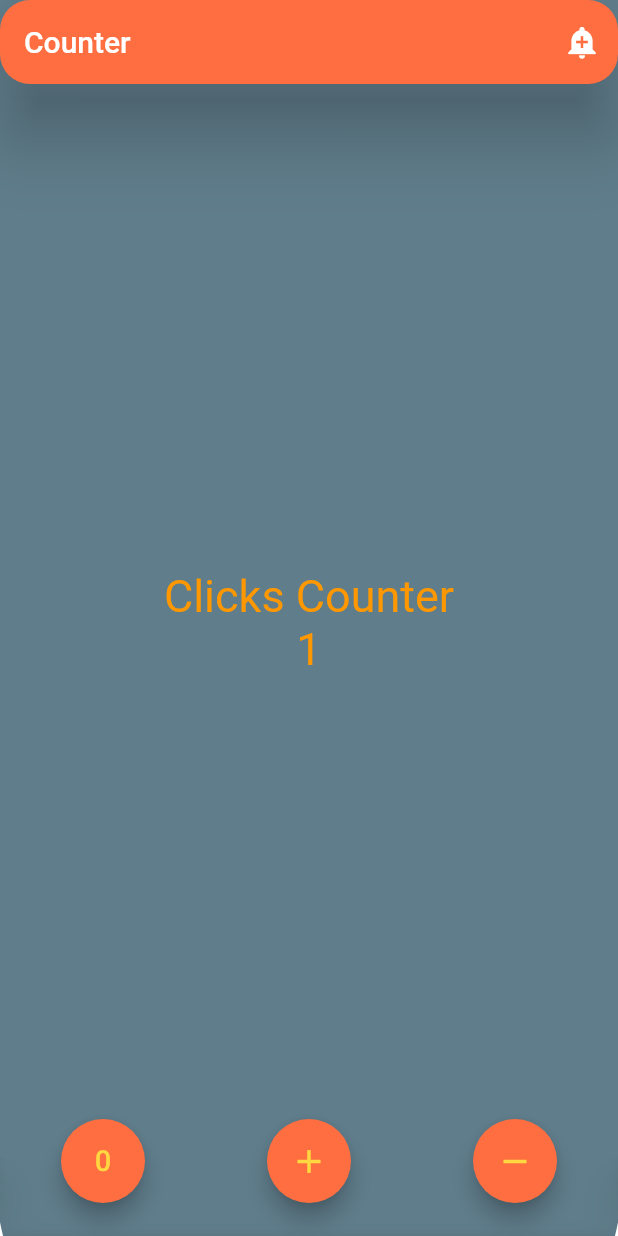
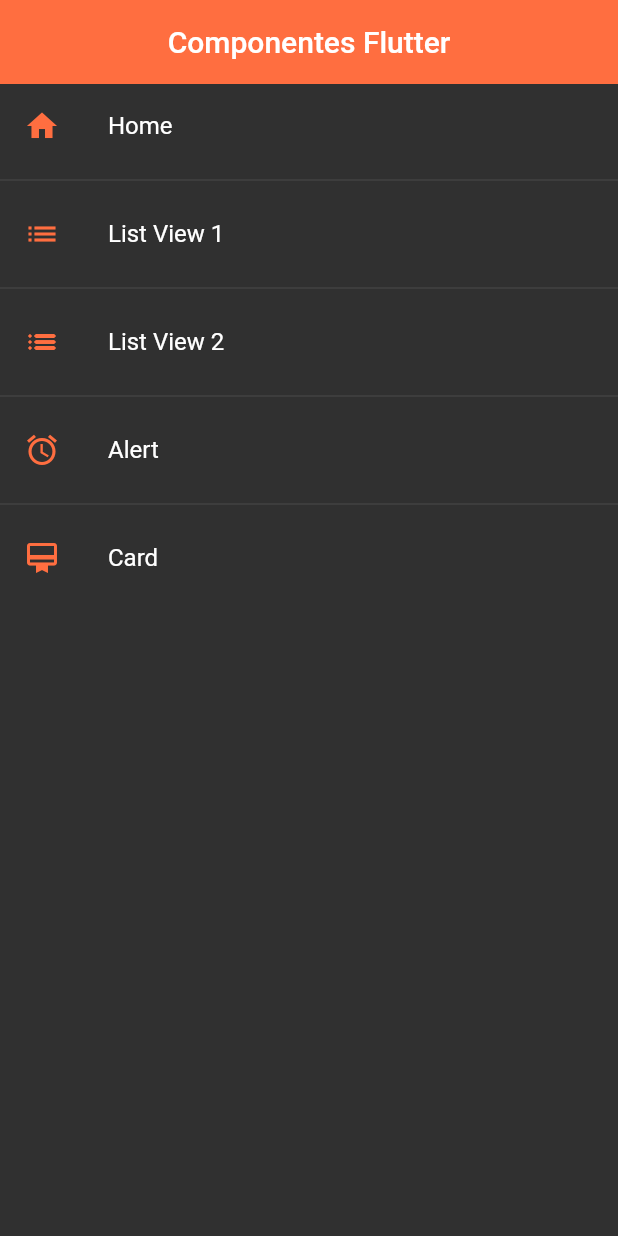
Before and after one commit to featlast/flutter, a Flutter app: the screen it shows after launch, on a phone screen of 412 x 824 dp. Run offline on Flutter 3.47's test engine with Material 2 defaults, Android fonts, the phone set to English and light mode, and no system bars.

Commit message:
add(core) components and navigation
- Add Components.
- Add Navigation.
- Add Theme Glbal.

```diff
--- a/lib/main.dart
+++ b/lib/main.dart
@@ -1,20 +1,23 @@
 import 'package:flutter/material.dart';
-import 'package:my_app/screens/counter_screen.dart';
-import 'package:my_app/screens/home_screen.dart';
+import 'package:my_app/router/app_routes.dart';
+import 'package:my_app/theme/app_theme.dart';
+// import 'package:my_app/screens/screens.dart';
 
-void main() {
-  runApp(const MyApp());
-}
+void main() => runApp(const MyApp());
 
 class MyApp extends StatelessWidget {
   const MyApp({super.key});
 
   @override
   Widget build(BuildContext context) {
-    return const MaterialApp(
+    return MaterialApp(
       debugShowCheckedModeBanner: false,
-      // home: HomeScreen(),
-      home: CounterScreen(),
+      title: 'Material App',
+      // home: const Listview2Screen(),
+      initialRoute: AppRoutes.initialRoute,
+      routes: AppRoutes.getAppRoutes(),
+      onGenerateRoute: AppRoutes.onGenerateRoute,
+      theme: AppTheme.darkTheme,
     );
   }
 }
--- /dev/null
+++ b/lib/maincontador.dart
@@ -0,0 +1,20 @@
+import 'package:flutter/material.dart';
+import 'package:my_app/screens/counter_screen.dart';
+import 'package:my_app/screens/home_screen.dart';
+
+void main() {
+  runApp(const MyApp());
+}
+
+class MyApp extends StatelessWidget {
+  const MyApp({super.key});
+
+  @override
+  Widget build(BuildContext context) {
+    return const MaterialApp(
+      debugShowCheckedModeBanner: false,
+      // home: HomeScreen(),
+      home: CounterScreen(),
+    );
+  }
+}
--- /dev/null
+++ b/lib/models/menu_option.dart
@@ -0,0 +1,14 @@
+import 'package:flutter/material.dart' show IconData, Widget;
+
+class MenuOption {
+  final String route;
+  final IconData icon;
+  final String name;
+  final Widget screen;
+
+  MenuOption(
+      {required this.route,
+      required this.icon,
+      required this.name,
+      required this.screen});
+}
--- /dev/null
+++ b/lib/models/models.dart
@@ -0,0 +1 @@
+export 'package:my_app/models/menu_option.dart';
--- /dev/null
+++ b/lib/router/app_routes.dart
@@ -0,0 +1,54 @@
+import 'package:flutter/material.dart';
+import 'package:my_app/models/menu_option.dart';
+import 'package:my_app/screens/home_screen.dart';
+
+import '../screens/screens.dart';
+
+class AppRoutes {
+  static const initialRoute = 'home';
+
+  static final menuOptions = <MenuOption>[
+    MenuOption(
+        route: 'home', name: 'Home', screen: const Home(), icon: Icons.home),
+    MenuOption(
+        route: 'listview1',
+        name: 'List View 1',
+        screen: const Listview1Screen(),
+        icon: Icons.list),
+    MenuOption(
+        route: 'listview2',
+        name: 'List View 2',
+        screen: const Listview2Screen(),
+        icon: Icons.list_rounded),
+    MenuOption(
+        route: 'alert',
+        name: 'Alert',
+        screen: const AlertScreen(),
+        icon: Icons.alarm_outlined),
+    MenuOption(
+        route: 'card',
+        name: 'Card',
+        screen: const CardScreen(),
+        icon: Icons.card_membership)
+  ];
+
+  static Map<String, Widget Function(BuildContext)> getAppRoutes() {
+    Map<String, Widget Function(BuildContext)> appRoutes = {};
+    for (final option in menuOptions) {
+      appRoutes.addAll({option.route: (context) => option.screen});
+    }
+    return appRoutes;
+  }
+
+  // static Map<String, Widget Function(BuildContext)> routes = {
+  //   'home': (context) => const Home(),
+  //   'listview1': (context) => const Listview1Screen(),
+  //   'listview2': (context) => const Listview2Screen(),
+  //   'alert': (context) => const AlertScreen(),
+  //   'card': (context) => const CardScreen(),
+  // };
+
+  static Route<dynamic> onGenerateRoute(RouteSettings settings) {
+    return MaterialPageRoute(builder: (context) => const AlertScreen());
+  }
+}
--- /dev/null
+++ b/lib/screens/home.dart
@@ -0,0 +1,38 @@
+import 'package:flutter/material.dart';
+import 'package:my_app/router/app_routes.dart';
+import 'package:my_app/screens/listview1_screen.dart';
+
+import '../theme/app_theme.dart';
+
+class Home extends StatelessWidget {
+  const Home({Key? key}) : super(key: key);
+
+  @override
+  Widget build(BuildContext context) {
+    return Scaffold(
+        appBar: AppBar(
+          // backgroundColor: Colors.deepOrange[600],
+          title: const Text('Componentes Flutter'),
+          elevation: 0,
+        ),
+        body: ListView.separated(
+            itemBuilder: (context, index) => ListTile(
+                  leading: Icon(
+                    AppRoutes.menuOptions[index].icon,
+                    color: AppTheme.primary,
+                  ),
+                  title: Text(AppRoutes.menuOptions[index].name),
+                  onTap: () {
+                    //Metodo 1 para navegar a otra screen
+                    // final route = MaterialPageRoute(
+                    //     builder: (context) => const Listview1Screen());
+                    // Navigator.push(context, route);
+                    //Metodo 2 para navegar a otra screen
+                    Navigator.pushNamed(
+                        context, AppRoutes.menuOptions[index].route);
+                  },
+                ),
+            separatorBuilder: (_, __) => const Divider(),
+            itemCount: AppRoutes.menuOptions.length));
+  }
+}
--- /dev/null
+++ b/lib/screens/screens.dart
@@ -0,0 +1,5 @@
+export 'package:my_app/screens/alert_screen.dart';
+export 'package:my_app/screens/card_screen.dart';
+export 'package:my_app/screens/listview1_screen.dart';
+export 'package:my_app/screens/listview2_screen.dart';
+export 'package:my_app/screens/home.dart';
--- /dev/null
+++ b/lib/theme/app_theme.dart
@@ -0,0 +1,16 @@
+import 'package:flutter/material.dart';
+
+class AppTheme {
+  static const primary = Colors.deepOrangeAccent;
+
+  static final ThemeData darkTheme = ThemeData.dark().copyWith(
+      primaryColor: Colors.blueAccent[400],
+      //appBar Theme
+      appBarTheme: const AppBarTheme(centerTitle: true, color: primary));
+
+  static final ThemeData lightTheme = ThemeData.light().copyWith(
+      primaryColor: Colors.blueAccent[400],
+      //appBar Theme
+      appBarTheme: const AppBarTheme(centerTitle: true, color: primary),
+      scaffoldBackgroundColor: Colors.grey[400]);
+}
```
Also changed, not shown: lib/screens/alert_screen.dart (added, +14 -0 lines), lib/screens/card_screen.dart (added, +14 -0 lines), lib/screens/listview1_screen.dart (added, +35 -0 lines), lib/screens/listview2_screen.dart (added, +45 -0 lines).
